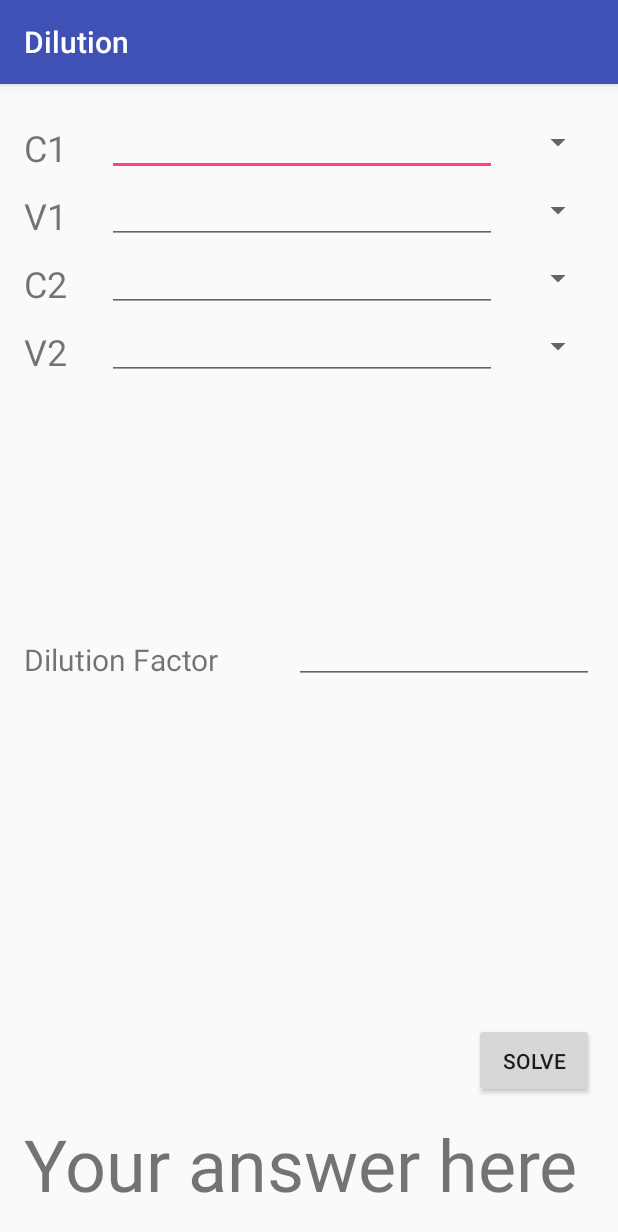
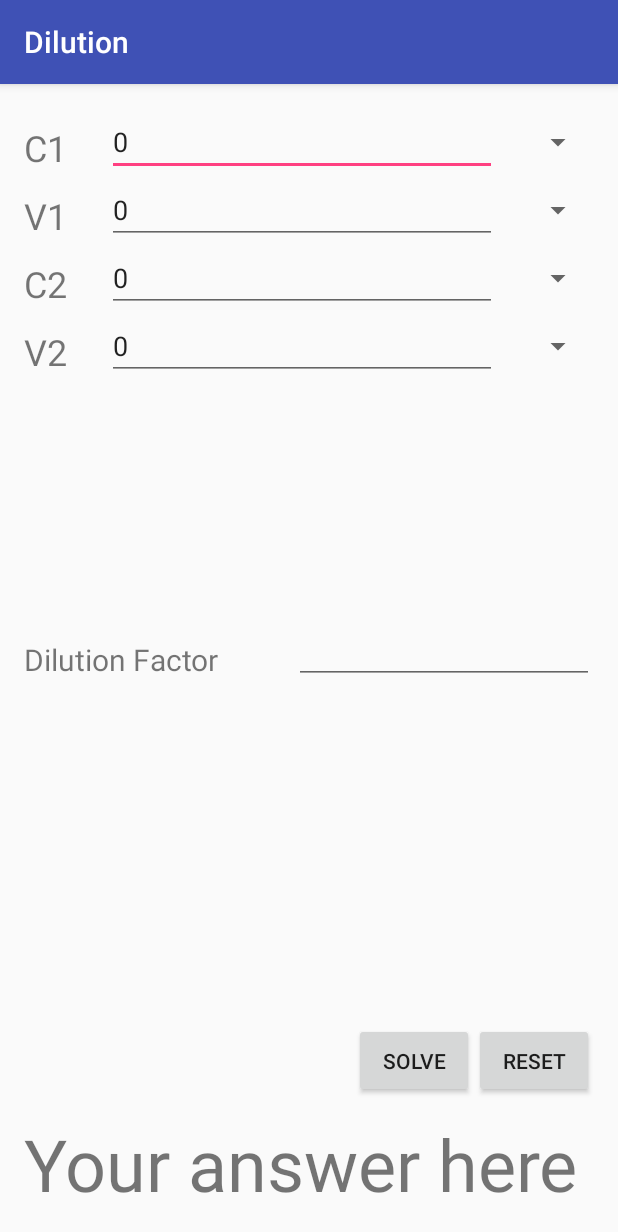
Before and after one commit to amn026/Bergey, an Android app: the screen it shows after launch (MainActivity), on a phone screen of 412 x 824 dp. Shown: the top 1232 px of the screen. Run offline under Robolectric (Android 15) with nearby library versions, the phone set to English and light mode, and no system bars.

Commit message:
Added a working reset button.

```diff
--- a/Dilution/app/src/main/java/io/isawesome/albert/dilution/MainActivity.java
+++ b/Dilution/app/src/main/java/io/isawesome/albert/dilution/MainActivity.java
@@ -12,6 +12,8 @@ import android.widget.TextView;
 import java.util.ArrayList;
 import java.util.Arrays;
 import java.util.List;
+
+import static java.lang.Double.parseDouble;
 
 public class MainActivity extends AppCompatActivity {
     EditText etC1;
@@ -29,7 +31,10 @@ public class MainActivity extends AppCompatActivity {
     Spinner spinC2;
     Spinner spinV2;
 
-
+    double c1;
+    double v1;
+    double c2;
+    double v2;
 
     TextView tvAnswer;
 
@@ -44,16 +49,44 @@ public class MainActivity extends AppCompatActivity {
 
         ItemAdapter adapter = new ItemAdapter(this, a);
 
+        //Initialize boxes and spinners
         spinC1 = (Spinner)findViewById(R.id.spinC1);
         spinC1.setAdapter(adapter);
+        spinV1 = (Spinner)findViewById(R.id.spinV1);
+        spinC2 = (Spinner)findViewById(R.id.spinC2);
+        spinV2 = (Spinner)findViewById(R.id.spinV2);
 
         etC1 = (EditText)findViewById(R.id.etC1);
+        etV1 = (EditText)findViewById(R.id.etV1);
+        etC2 = (EditText)findViewById(R.id.etC2);
+        etV2 = (EditText)findViewById(R.id.etV2);
+
         tvAnswer = (TextView)findViewById(R.id.tvAnswer);
 
     }
 
     public void onSolve(View v) {
-        tvAnswer.setText(etC1.getText().toString());
+        double test;
+        String testString;
+
+        testString = etC1.getText().toString();
+
+        test = parseDouble(testString);
+        testString = String.valueOf(test);
+
+        tvAnswer.setText(testString);
+        //tvAnswer.setText(etC1.getText().toString());
         Log.d("lala",etC1.getText().toString());
     }
+
+    public void onReset(View v) {
+        String resetString = "0";
+        //resetString = String.valueOf(resetString);
+        etC1.setText(resetString);
+        etV1.setText(resetString);
+        etC2.setText(resetString);
+        etV2.setText(resetString);
+
+        //tvAnswer.setText(" ", TextView.BufferType.NORMAL);
+    }
 }
--- a/Dilution/app/src/main/res/layout/activity_main.xml
+++ b/Dilution/app/src/main/res/layout/activity_main.xml
@@ -23,6 +23,7 @@
         android:layout_alignBottom="@+id/etC1"
         android:layout_alignParentStart="true" />
     <EditText
+        android:text="0"
         android:layout_width="260dp"
         android:layout_height="wrap_content"
         android:inputType="numberDecimal"
@@ -53,6 +54,7 @@
         android:layout_marginTop="10dp"
         android:layout_alignParentStart="true" />
     <EditText
+        android:text="0"
         android:layout_width="260dp"
         android:layout_height="wrap_content"
         android:inputType="numberDecimal"
@@ -83,6 +85,7 @@
         android:layout_alignBottom="@+id/etC2"
         android:layout_marginTop="10dp" />
     <EditText
+        android:text="0"
         android:layout_width="260dp"
         android:layout_height="wrap_content"
         android:inputType="numberDecimal"
@@ -113,6 +116,7 @@
         android:layout_alignParentStart="true"
         android:layout_marginTop="10dp" />
     <EditText
+        android:text="0"
         android:layout_width="260dp"
         android:layout_height="wrap_content"
         android:inputType="numberDecimal"
@@ -147,8 +151,20 @@
         android:onClick="onSolve"
         android:id="@+id/bSolve"
         android:layout_above="@+id/tvAnswer"
+        android:layout_toLeftOf="@+id/bReset"
+        android:layout_marginBottom="11dp" />
+
+    <Button
+        android:text="Reset"
+        android:layout_width="80dp"
+        android:layout_height="50dp"
+        android:onClick="onReset"
+        android:id="@+id/bReset"
+        android:layout_above="@+id/tvAnswer"
         android:layout_alignParentEnd="true"
-        android:layout_marginBottom="11dp" />
+        android:layout_marginBottom="11dp"
+
+        />
 
     <TextView
         android:text="Your answer here"
```
